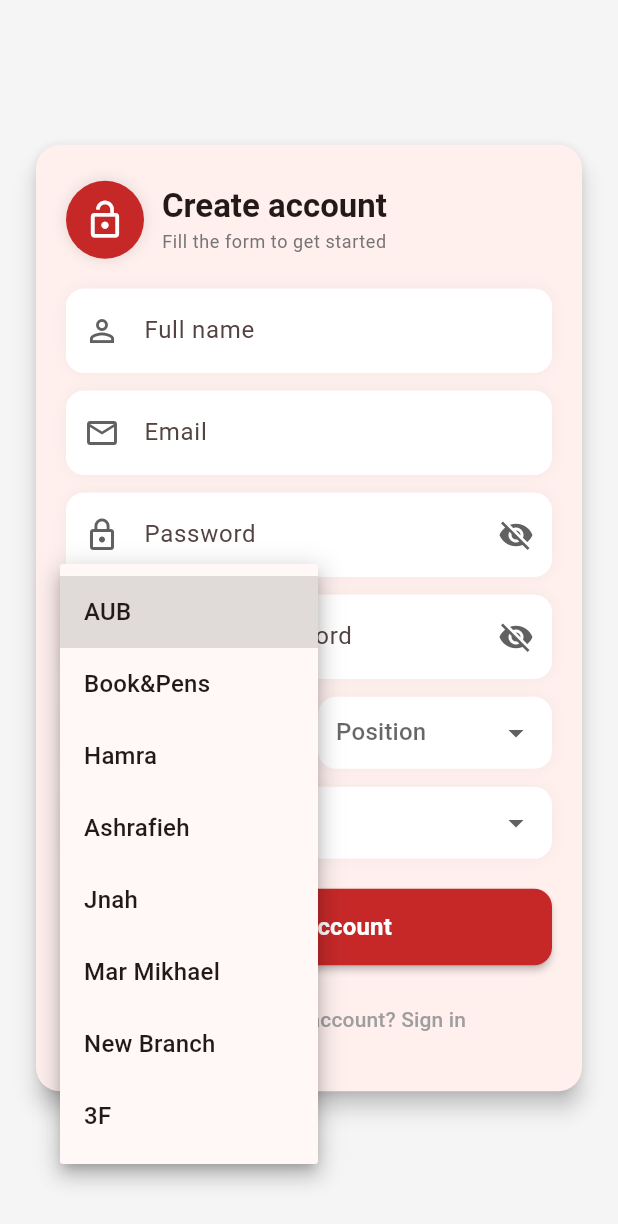
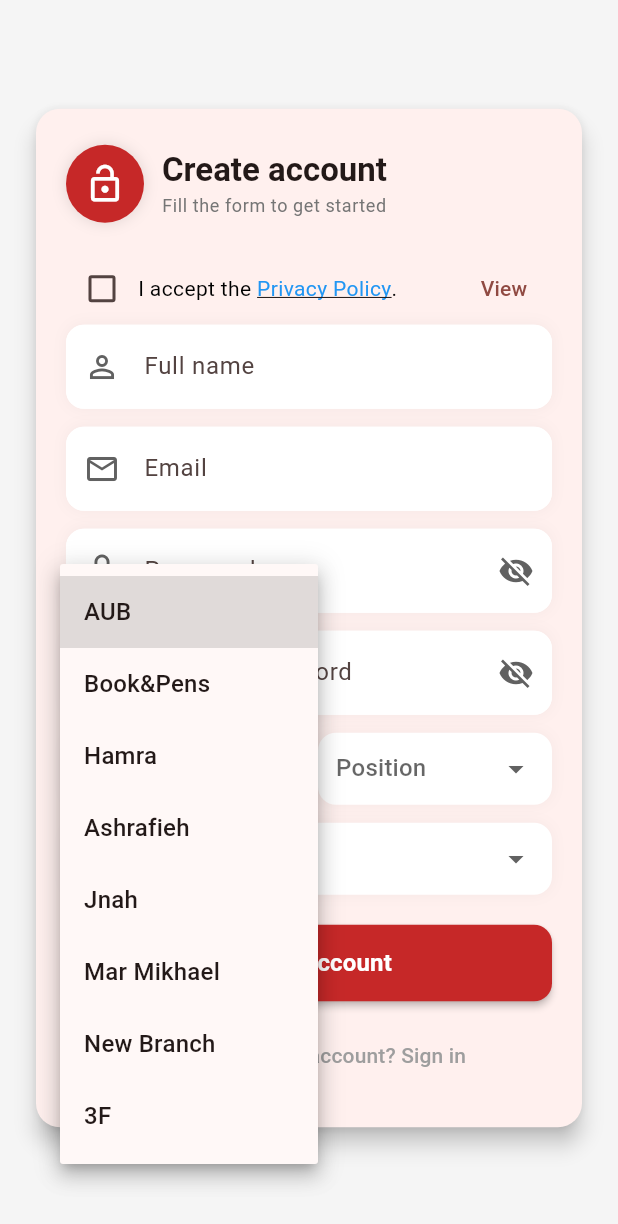
Before and after one commit to hady-17/maliks_tasks, a Flutter app: the _LoginPageContent screen opened directly, after a tap on "Branch", on a phone screen of 412 x 824 dp. Shown: the top 1224 px of the screen. Run offline on Flutter 3.47's test engine with Material 3 defaults, Android fonts, the phone set to English and light mode, and no system bars; our stand-ins replace calendar_timeline, flutter_dotenv, flutter_markdown, shared_preferences, supabase, supabase_flutter; accounts and stored records are empty.

Commit message:
added privacy and policiy for creating account

```diff
--- a/lib/view/auth/login.dart
+++ b/lib/view/auth/login.dart
@@ -1,6 +1,7 @@
 import 'package:flutter/material.dart';
 import 'package:provider/provider.dart';
 import 'package:maliks_tasks/viewmodels/login_viewmodel.dart';
+import 'package:maliks_tasks/view/privacy_policy_screen.dart';
 
 class LoginPage extends StatelessWidget {
   const LoginPage({super.key});
@@ -38,7 +39,11 @@
 
       // If profile has an `active` field and it's not true, send user to unactive page
       if (profile.containsKey('active') && profile['active'] != true) {
-        Navigator.pushReplacementNamed(context, '/unactive', arguments: profile);
+        Navigator.pushReplacementNamed(
+          context,
+          '/unactive',
+          arguments: profile,
+        );
         return;
       }
 
@@ -98,6 +103,55 @@
                             _buildHeader(context, accent),
 
                             const SizedBox(height: 20),
+
+                            // Privacy acceptance checkbox
+                            Row(
+                              children: [
+                                Checkbox(
+                                  value: vm.privacyAccepted,
+                                  onChanged: (v) =>
+                                      vm.setPrivacyAccepted(v ?? false),
+                                ),
+                                Expanded(
+                                  child: GestureDetector(
+                                    onTap: () => vm.setPrivacyAccepted(
+                                      !vm.privacyAccepted,
+                                    ),
+                                    child: RichText(
+                                      text: TextSpan(
+                                        style: Theme.of(context)
+                                            .textTheme
+                                            .bodyMedium
+                                            ?.copyWith(color: Colors.black),
+                                        children: [
+                                          const TextSpan(text: 'I accept the '),
+                                          TextSpan(
+                                            text: 'Privacy Policy',
+                                            style: const TextStyle(
+                                              decoration:
+                                                  TextDecoration.underline,
+                                              color: Colors.blue,
+                                            ),
+                                            recognizer: null,
+                                          ),
+                                          const TextSpan(text: '.'),
+                                        ],
+                                      ),
+                                    ),
+                                  ),
+                                ),
+                                TextButton(
+                                  onPressed: () => Navigator.push(
+                                    context,
+                                    MaterialPageRoute(
+                                      builder: (_) =>
+                                          const PrivacyPolicyScreen(),
+                                    ),
+                                  ),
+                                  child: const Text('View'),
+                                ),
+                              ],
+                            ),
 
                             // Full name
                             _buildTextField(
--- a/lib/viewmodels/login_viewmodel.dart
+++ b/lib/viewmodels/login_viewmodel.dart
@@ -70,11 +70,13 @@
   bool _obscureConfirm = true;
   bool _isLoading = false;
   String? _errorMessage;
+  bool _privacyAccepted = false;
 
   bool get obscurePassword => _obscurePassword;
   bool get obscureConfirm => _obscureConfirm;
   bool get isLoading => _isLoading;
   String? get errorMessage => _errorMessage;
+  bool get privacyAccepted => _privacyAccepted;
 
   void togglePasswordVisibility() {
     _obscurePassword = !_obscurePassword;
@@ -88,6 +90,11 @@
 
   void clearError() {
     _errorMessage = null;
+    notifyListeners();
+  }
+
+  void setPrivacyAccepted(bool value) {
+    _privacyAccepted = value;
     notifyListeners();
   }
 
@@ -169,6 +176,13 @@
       return null;
     }
 
+    if (!_privacyAccepted) {
+      _errorMessage =
+          'You must accept the Privacy Policy to create an account.';
+      notifyListeners();
+      return null;
+    }
+
     _isLoading = true;
     _errorMessage = null;
     notifyListeners();
@@ -198,7 +212,8 @@
       // -----------------------------------------------------
       // 3. Determine role based on position
       // -----------------------------------------------------
-      final role = (_selectedPosition == 'manager' || _selectedPosition == 'supervisor')
+      final role =
+          (_selectedPosition == 'manager' || _selectedPosition == 'supervisor')
           ? 'manager'
           : 'member';
 
@@ -223,6 +238,7 @@
           'branch_id': branchId,
           'shift': _selectedShift!.toLowerCase(),
           'role': role,
+          'PrivacyAcception': true,
         });
       } else {
         // Profile exists (created by trigger), update it
@@ -234,6 +250,7 @@
               'branch_id': branchId,
               'shift': _selectedShift!.toLowerCase(),
               'role': role,
+              'PrivacyAcception': true,
             })
             .eq('id', userId);
       }
--- a/pubspec.yaml
+++ b/pubspec.yaml
@@ -17,6 +17,7 @@
   shared_preferences: ^2.5.3
   calendar_timeline: ^1.1.3
   fl_chart: ^1.1.1
+  flutter_markdown: ^0.7.6
 
 dev_dependencies:
   flutter_test:
@@ -54,3 +55,4 @@
     - assets/v2.png
     - assets/AppIcon.png
     - .env
+    - PRIVACY_POLICY.md
```
Also changed, not shown: lib/view/privacy_policy_screen.dart (added, +33 -0 lines), pubspec.lock, 1 other file.
